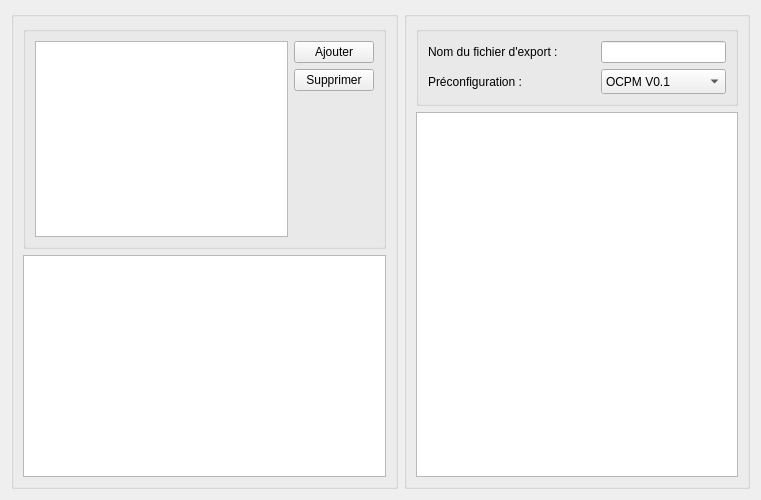
First picture: the form in src/View/filepane.ui, repository cinemaouvert/OCT, before the edit.
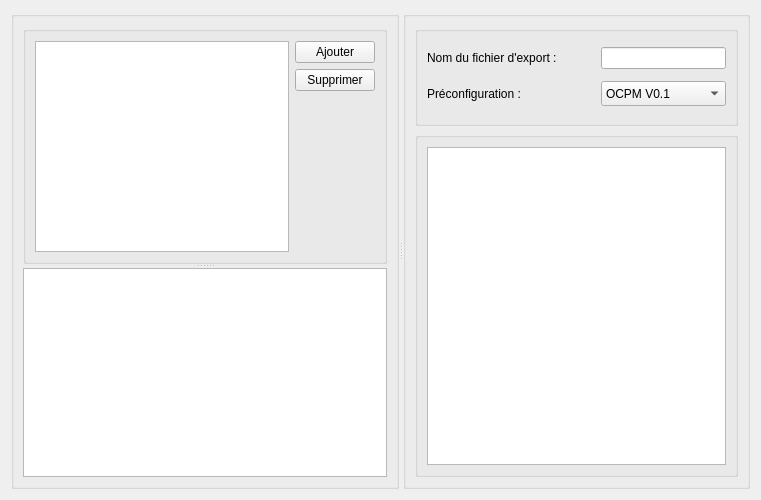
Second picture: the form after the edit.

Commit message: Added QSplitter in Filepane view.

```diff
--- a/src/View/filepane.ui
+++ b/src/View/filepane.ui
@@ -24,13 +24,27 @@
   </property>
   <layout class="QHBoxLayout" name="horizontalLayout_2">
    <item>
+    <widget class="QSplitter" name="splitter">
+     <property name="orientation">
+      <enum>Qt::Horizontal</enum>
+     </property>
     <widget class="QGroupBox" name="groupBox_ImportMain">
      <property name="title">
       <string/>
      </property>
-     <layout class="QVBoxLayout" name="verticalLayout">
+      <layout class="QVBoxLayout" name="verticalLayout_5">
       <item>
+        <widget class="QSplitter" name="splitter_2">
+         <property name="orientation">
+          <enum>Qt::Vertical</enum>
+         </property>
        <widget class="QGroupBox" name="groupBox_ImportFile">
+          <property name="minimumSize">
+           <size>
+            <width>0</width>
+            <height>100</height>
+           </size>
+          </property>
         <property name="title">
          <string/>
         </property>
@@ -74,9 +88,13 @@
          </item>
         </layout>
        </widget>
-      </item>
-      <item>
        <widget class="QTableView" name="tableView_ImportFile">
+          <property name="minimumSize">
+           <size>
+            <width>0</width>
+            <height>100</height>
+           </size>
+          </property>
         <property name="acceptDrops">
          <bool>true</bool>
         </property>
@@ -90,11 +108,10 @@
          <enum>QAbstractItemView::DragDrop</enum>
         </property>
        </widget>
+        </widget>
       </item>
      </layout>
     </widget>
-   </item>
-   <item>
     <widget class="QGroupBox" name="groupBox_ExportMain">
      <property name="title">
       <string/>
@@ -102,6 +119,24 @@
      <layout class="QVBoxLayout" name="verticalLayout_2">
       <item>
        <widget class="QGroupBox" name="groupBox_Export">
+         <property name="minimumSize">
+          <size>
+           <width>0</width>
+           <height>100</height>
+          </size>
+         </property>
+         <property name="maximumSize">
+          <size>
+           <width>16777215</width>
+           <height>100</height>
+          </size>
+         </property>
+         <property name="baseSize">
+          <size>
+           <width>0</width>
+           <height>100</height>
+          </size>
+         </property>
         <property name="title">
          <string/>
         </property>
@@ -192,9 +227,26 @@
        </widget>
       </item>
       <item>
-       <widget class="QListView" name="listView_Export"/>
-      </item>
-     </layout>
+        <widget class="QGroupBox" name="groupBox_ListViewExport">
+         <property name="title">
+          <string/>
+         </property>
+         <layout class="QVBoxLayout" name="verticalLayout">
+          <item>
+           <widget class="QListView" name="listView_Export">
+            <property name="minimumSize">
+             <size>
+              <width>0</width>
+              <height>100</height>
+             </size>
+            </property>
+           </widget>
+          </item>
+         </layout>
+        </widget>
+       </item>
+      </layout>
+     </widget>
     </widget>
    </item>
   </layout>
```
Left out of the diff: 2 changed lines with no effect on the pictures. Lines whose indentation alone changed are shown as unchanged.
